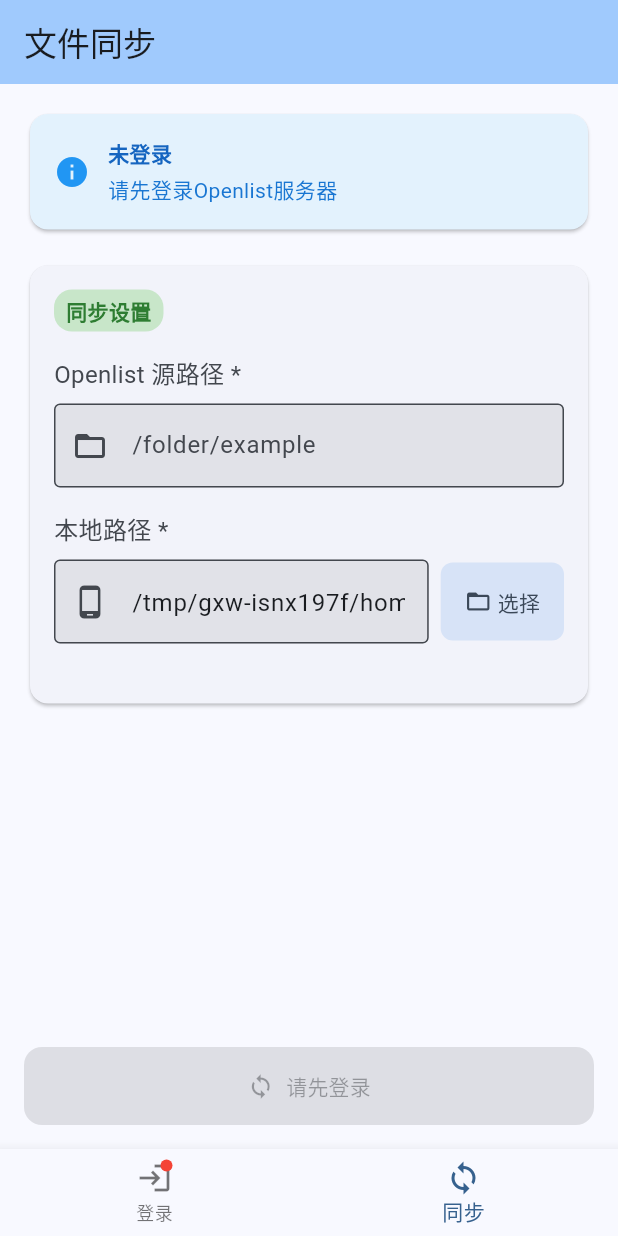
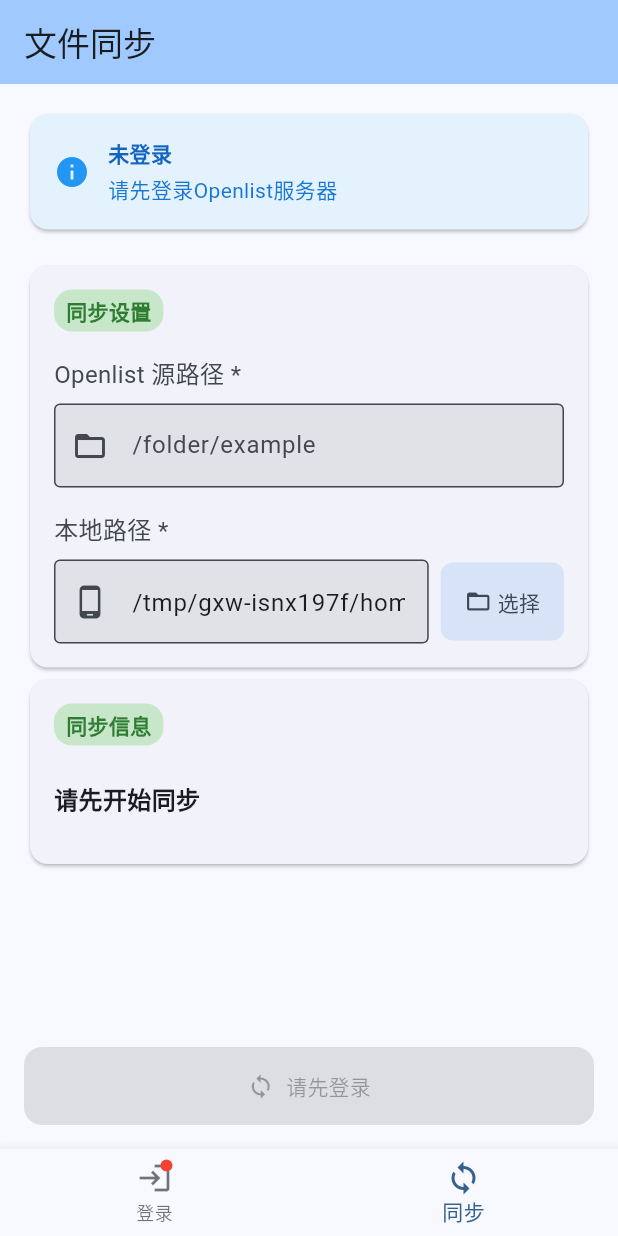
Before and after one commit to Hollow-YK/OpenlistSyncer, a Flutter app: the screen it shows after launch, item 2 of the bottom bar chosen, on a phone screen of 412 x 824 dp. Run offline on Flutter 3.47's test engine with Material 3 defaults, Android fonts, the phone set to English and light mode, and no system bars; our stand-ins replace file_picker, permission_handler.

Commit message:
优化上传页面

```diff
--- a/lib/UI/Android/sync_page.dart
+++ b/lib/UI/Android/sync_page.dart
@@ -1,6 +1,5 @@
 import 'package:flutter/material.dart';
 import 'package:file_picker/file_picker.dart'; // 文件选择器
-import 'package:path/path.dart' as path;
 import 'package:permission_handler/permission_handler.dart'; // 权限处理
 import 'package:path_provider/path_provider.dart'; // 路径提供器
 import '../../services/openlist_service.dart'; // 导入Openlist服务
@@ -359,7 +358,7 @@ class _SyncPageState extends State<SyncPage> {
             ),
           if (_syncLogs.isNotEmpty) // 有日志时显示历史图标
             IconButton(
-              icon: const Icon(Icons.history),
+              icon: const Icon(Icons.article_outlined),
               onPressed: () {
                 setState(() {
                   _showLogs = !_showLogs; // 切换日志显示状态
@@ -454,17 +453,73 @@ class _SyncPageState extends State<SyncPage> {
                           ),
                           const SizedBox(height: 16),
                           _buildLocalPathField(), // 本地路径字段
+                        ],
+                      ),
+                    ),
+                  ),
+                  Card(
+                    child: Padding(
+                      padding: const EdgeInsets.all(16.0),
+                      child: Column(
+                        crossAxisAlignment: CrossAxisAlignment.start,
+                        children: [
+                          Row(
+                            children: [
+                              Container(
+                                padding: const EdgeInsets.symmetric(horizontal: 8, vertical: 4),
+                                decoration: BoxDecoration(
+                                  color: Colors.green[100], // 绿色标签
+                                  borderRadius: BorderRadius.circular(12),
+                                ),
+                                child: Text(
+                                  '同步信息',
+                                  style: TextStyle(
+                                    color: Colors.green[800],
+                                    fontWeight: FontWeight.bold,
+                                  ),
+                                ),
+                              ),
+                            ],
+                          ),
                           const SizedBox(height: 24),
+                          if (!_fileList.isNotEmpty && !_isSyncing) ...[ // 同步开始前显示提示
+                            const Text(
+                              '请先开始同步',
+                              style: TextStyle(fontSize: 16, fontWeight: FontWeight.bold),
+                            ),
+                            const SizedBox(height: 16),
+                          ],
+                          if (_isSyncing) ...[ // 同步中显示提示
+                            if(_totalFiles > 0) ...[
+                              const Text(
+                                '正在同步...',
+                                style: TextStyle(fontSize: 16, fontWeight: FontWeight.bold),
+                              ),
+                            ] else ...[
+                              const Text(
+                                '正在准备同步...',
+                                style: TextStyle(fontSize: 16, fontWeight: FontWeight.bold),
+                              ),
+                            ],
+                            const SizedBox(height: 16),
+                          ],
+                          if (_fileList.isNotEmpty && !_isSyncing) ...[ // 同步完成显示提示
+                            const Text(
+                              '同步完成',
+                              style: TextStyle(fontSize: 16, fontWeight: FontWeight.bold),
+                            ),
+                            const SizedBox(height: 16),
+                          ],
                           if (_isSyncing && _totalFiles > 0) ...[ // 同步中显示进度
                             _buildProgressIndicator(),
                             const SizedBox(height: 16),
                           ],
+                          if (_syncLogs.isNotEmpty && _showLogs) ...[ // 显示日志
+                            _buildSyncLogs(),
+                            const SizedBox(height: 16),
+                          ],
                           if (_fileList.isNotEmpty && !_isSyncing) ...[ // 同步完成显示文件列表
                             _buildFileListPreview(),
-                            const SizedBox(height: 16),
-                          ],
-                          if (_syncLogs.isNotEmpty && _showLogs) ...[ // 显示日志
-                            _buildSyncLogs(),
                             const SizedBox(height: 16),
                           ],
                         ],
@@ -670,18 +725,23 @@ class _SyncPageState extends State<SyncPage> {
         child: Column(
           crossAxisAlignment: CrossAxisAlignment.start,
           children: [
-            const Text(
-              '发现的文件',
-              style: TextStyle(fontSize: 16, fontWeight: FontWeight.bold),
+            Row(
+              mainAxisAlignment: MainAxisAlignment.spaceBetween,
+              children: [
+                const Text(
+                  '同步的文件',
+                  style: TextStyle(fontSize: 16, fontWeight: FontWeight.bold),
+                ),
+              ],
             ),
             const SizedBox(height: 8),
             Text(
               '共 ${_fileList.length} 个文件', // 文件总数
               style: Theme.of(context).textTheme.bodySmall,
             ),
-            if (_fileList.length > 5) ...[ // 文件较多时显示前5个
+            if (_fileList.length > 50) ...[ // 文件较多时显示前5个
               const SizedBox(height: 8),
-              const Text('前5个文件:'),
+              const Text('包含:'),
               ..._fileList.take(5).map((file) => Text(
                 '  • ${file.fsObject.name}', // 文件名
                 style: Theme.of(context).textTheme.bodySmall,
@@ -689,7 +749,7 @@ class _SyncPageState extends State<SyncPage> {
               )).toList(),
               if (_fileList.length > 5) ...[
                 Text(
-                  '  ... 还有 ${_fileList.length - 5} 个文件', // 剩余文件数
+                  '  ... 与其它 ${_fileList.length - 50} 个文件', // 剩余文件数
                   style: Theme.of(context).textTheme.bodySmall,
                 ),
               ],
```
